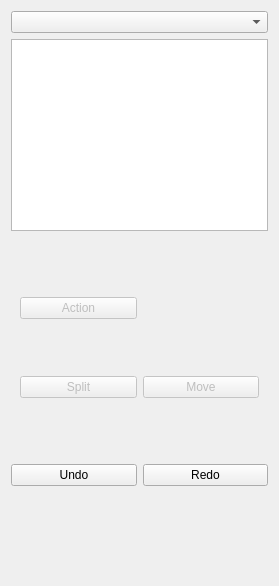
Qt form OsteotomyPlanner/Resources/UI/OsteotomyPlanner.ui (KitwareMedical/OsteotomyPlanner) before a commit.
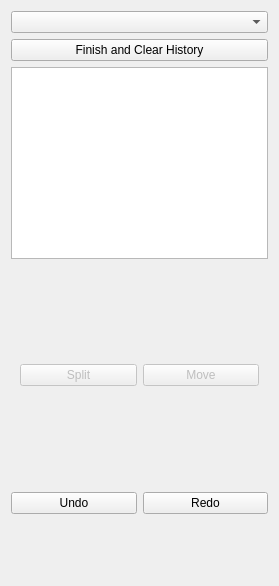
The same form after that commit. Custom widgets are drawn as their Qt base class.

Commit message:
ENH:  Add plan finish
Also clean up debug printouts

What changed in the file:
```diff
--- a/OsteotomyPlanner/Resources/UI/OsteotomyPlanner.ui
+++ b/OsteotomyPlanner/Resources/UI/OsteotomyPlanner.ui
@@ -21,6 +21,13 @@
      </property>
     </widget>
    </item>
+   <item>
+    <widget class="QPushButton" name="FinishButton">
+     <property name="text">
+      <string>Finish and Clear History</string>
+     </property>
+    </widget>
+   </item>
    <item>
     <widget class="qMRMLSubjectHierarchyTreeView" name="SubjectHierarchyTreeView">
      <property name="sizePolicy">
@@ -50,27 +57,20 @@
        <bool>false</bool>
       </property>
       <layout class="QGridLayout" name="gridLayout">
-       <item row="1" column="3">
+       <item row="0" column="3">
         <widget class="QPushButton" name="MoveButton">
          <property name="text">
           <string>Move</string>
          </property>
         </widget>
        </item>
-       <item row="1" column="0">
+       <item row="0" column="0">
         <widget class="QPushButton" name="SplitButton">
          <property name="text">
           <string>Split</string>
          </property>
         </widget>
        </item>
-       <item row="0" column="0">
-        <widget class="QPushButton" name="ActionButton">
-         <property name="text">
-          <string>Action</string>
-         </property>
-        </widget>
-       </item>
       </layout>
      </widget>
      <widget class="QWidget" name="MoveWidget">
@@ -247,11 +247,6 @@
   </layout>
  </widget>
  <customwidgets>
-  <customwidget>
-   <class>ctkComboBox</class>
-   <extends>QComboBox</extends>
-   <header>ctkComboBox.h</header>
-  </customwidget>
   <customwidget>
    <class>qMRMLWidget</class>
    <extends>QWidget</extends>
@@ -268,6 +263,11 @@
    <extends>ctkComboBox</extends>
    <header>qMRMLSubjectHierarchyComboBox.h</header>
   </customwidget>
+  <customwidget>
+   <class>ctkComboBox</class>
+   <extends>QComboBox</extends>
+   <header>ctkComboBox.h</header>
+  </customwidget>
  </customwidgets>
  <resources/>
  <connections>
```
The commit also changes 2 other files.
